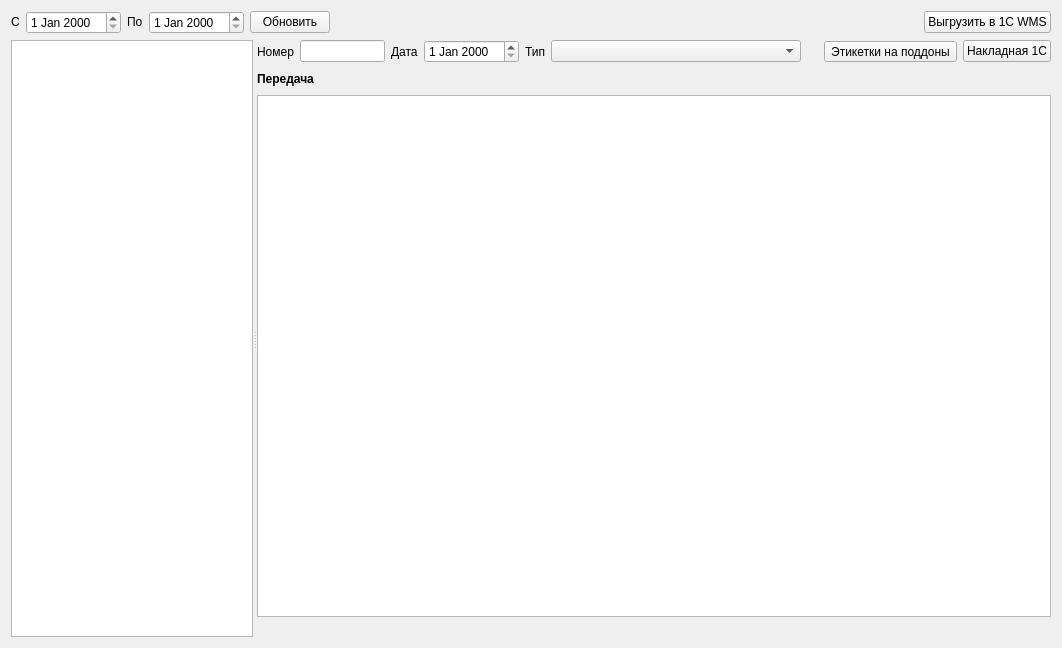
Old version of the form formacceptanceel.ui in the repository Sergeyego/warehouse.
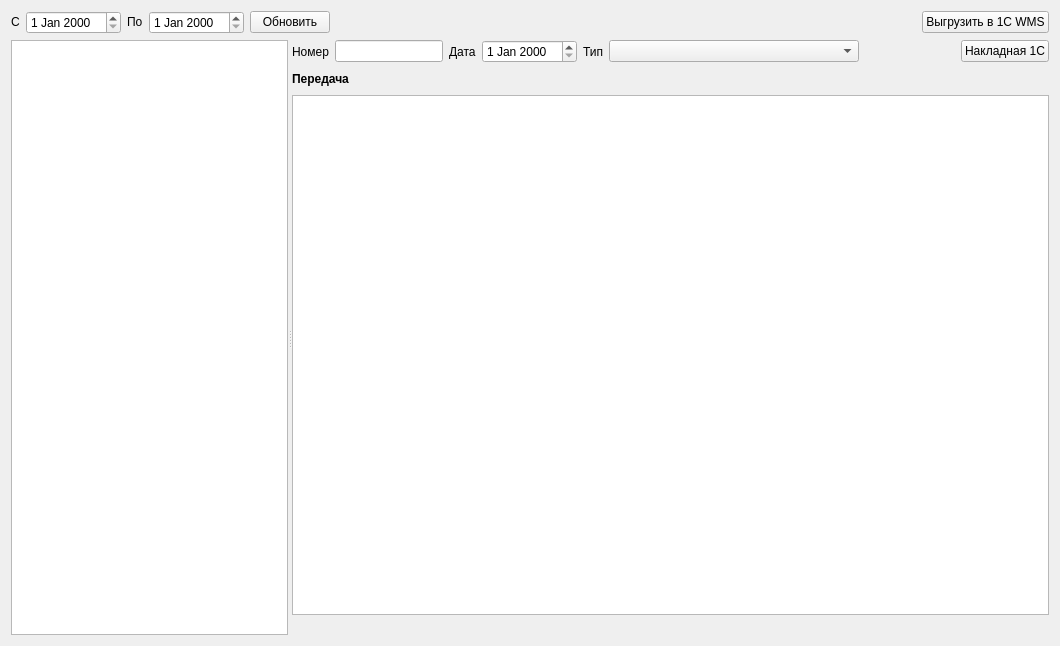
New version of the form. Custom widgets are drawn as their Qt base class.

Patch:
```diff
--- a/formacceptanceel.ui
+++ b/formacceptanceel.ui
@@ -6,8 +6,8 @@
    <rect>
     <x>0</x>
     <y>0</y>
-    <width>1062</width>
-    <height>648</height>
+    <width>1060</width>
+    <height>646</height>
    </rect>
   </property>
   <property name="windowTitle">
@@ -150,22 +150,6 @@
            </property>
           </spacer>
          </item>
-         <item>
-          <widget class="QToolButton" name="toolButtonPal">
-           <property name="text">
-            <string>Этикетки на поддоны</string>
-           </property>
-           <property name="popupMode">
-            <enum>QToolButton::InstantPopup</enum>
-           </property>
-           <property name="toolButtonStyle">
-            <enum>Qt::ToolButtonTextUnderIcon</enum>
-           </property>
-           <property name="arrowType">
-            <enum>Qt::NoArrow</enum>
-           </property>
-          </widget>
-         </item>
          <item>
           <widget class="QPushButton" name="pushButtonNakl">
            <property name="text">
```
